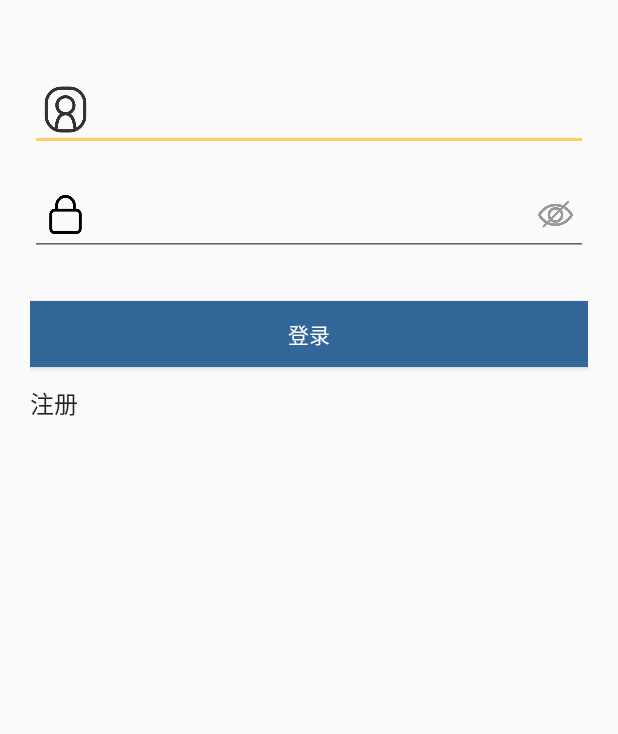
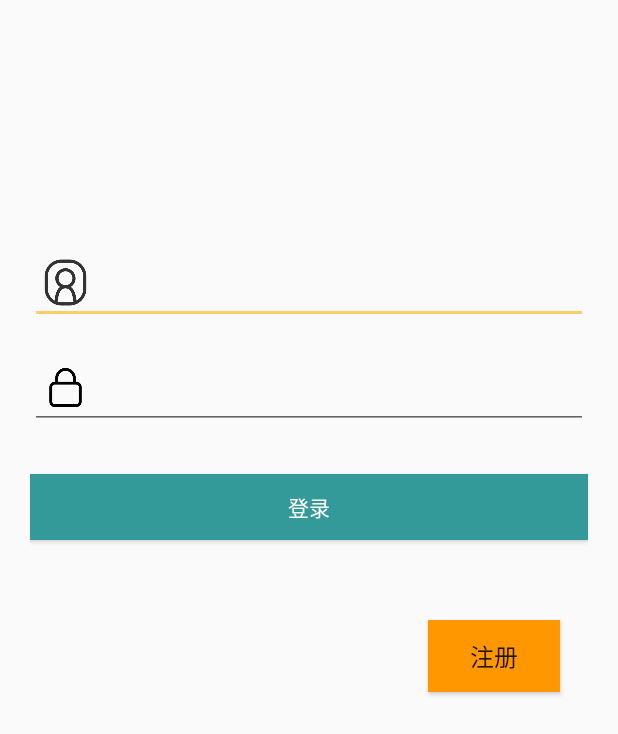
Before and after one commit to ACIUvU/nanuAPP, an Android app: the screen it shows after launch (MainActivity), on a phone screen of 412 x 824 dp. Shown: the top 734 px of the screen. Run offline under Robolectric (Android 15) with nearby library versions, the phone set to English and light mode, and no system bars; our stand-ins replace Volley.

Commit message:
修复bug

```diff
--- a/app/src/main/java/com/example/nanu/ImageGridActivity.java
+++ b/app/src/main/java/com/example/nanu/ImageGridActivity.java
@@ -30,10 +30,10 @@ import com.example.nanu.model.ImageItem;
 public class ImageGridActivity extends AppCompatActivity {
     public static final String EXTRA_IMAGE_LIST = "imagelist";
 
-    // ArrayList<Entity> dataList;//鐢ㄦ潵瑁呰浇鏁版嵁婧愮殑鍒楄〃
+    // ArrayList<Entity> dataList;//
     List<ImageItem> dataList;
     GridView gridView;
-    ImageGridAdapter adapter;// 鑷畾涔夌殑閫傞厤鍣�
+    ImageGridAdapter adapter;//
     AlbumHelper helper;
     Button bt;
     int LENGTH_LONG = 400;
--- a/app/src/main/java/com/example/nanu/MainActivity.java
+++ b/app/src/main/java/com/example/nanu/MainActivity.java
@@ -25,50 +25,36 @@ import android.widget.Toast;
 
 public class MainActivity extends AppCompatActivity implements HomeFragment.OnFragmentInteractionListener,
         DesignFragment.OnFragmentInteractionListener, com.example.nanu.MineFragment.OnFragmentInteractionListener,RecommodFragment.OnFragmentInteractionListener,AttentionFragment.OnFragmentInteractionListener{
-    private TextView mTextMessage;
-    private DatabaseHelper db;
+    //private TextView mTextMessage;
+    //private DatabaseHelper db;
     private RadioGroup rg_tab_bar;
-    private RadioButton rb_home;
+    private RadioButton rb_design;
     private HomeFragment homeFragment;
     private DesignFragment designFragment;
     private MineFragment mineFragment;
     private FragmentManager fManager;
 
-    // 在该方法传入一标志位标识是否要退出App & 关闭自身
-    //@Override
-    //protected void onNewIntent(Intent intent) {
-    //    super.onNewIntent(intent);
-    //    if (intent != null) {
-    // 是否退出App的标识
-    //        boolean isExitApp = intent.getBooleanExtra("exit", false);
-    //        if (isExitApp) {
-    // 关闭自身
-    //            this.finish();
-    //        }
-    //    }
-    //}
+
 
     @Override
     protected void onCreate(Bundle savedInstanceState) {
         super.onCreate(savedInstanceState);
 
-//        this.deleteDatabase("curiosity_db");
-
-        // 首先显示登录界面
+        // 显示登录界面
         setContentView(R.layout.user_login);
 
-        Button loginUserLogin = (Button)findViewById(R.id.loginUserLogin);
-        Button registerUserLogin = (Button)findViewById(R.id.registerUserLogin);
-        final EditText numberUserLogin = (EditText)findViewById(R.id.numberUserLogin);
-        final EditText passwordUserLogin = (EditText)findViewById(R.id.passwordUserLogin);
+        Button loginUserLogin = findViewById(R.id.loginUserLogin);
+        Button registerUserLogin = findViewById(R.id.registerUserLogin);
+        final EditText numberUserLogin = findViewById(R.id.numberUserLogin);
+        final EditText passwordUserLogin = findViewById(R.id.passwordUserLogin);
 
-        // 登录按钮
+        // 登录监听
         loginUserLogin.setOnClickListener(new View.OnClickListener(){
             @Override
             public void onClick(View view) {
-                if(isEmpty()==true){System.out.println("信息填写不完整");}
+                if(isEmpty()==true){System.out.println("请先填写登录信息");}
                 else{
-                    System.out.println("信息填写完整");
+                    System.out.println("信息填写完成");
 
                     String number = numberUserLogin.getText().toString().trim();
                     String password = passwordUserLogin.getText().toString().trim();
@@ -78,21 +64,23 @@ public class MainActivity extends AppCompatActivity implements HomeFragment.OnFr
                     userLogin.setNumber(number);
                     userLogin.setPassword(password);
 
+                    //数据库核查登录信息
                     int resUserLogin = SQLiteDB.getInstance(getApplicationContext()).queryUserLogin(number,password);
                     if(resUserLogin == 1){
-                        // 登录成功跳转到主页面
+                        // 登录成功后跳转到主页面
                         Toast.makeText(MainActivity.this,"登录成功",Toast.LENGTH_LONG).show();
                         setContentView(R.layout.activity_main);
 
                         // 这里写Fragment
                         fManager=getSupportFragmentManager();
                         rg_tab_bar = (RadioGroup)findViewById(R.id.rg_tab_bar);
+
                         //底部按钮监听
                         rg_tab_bar.setOnCheckedChangeListener(new TabOnCheckedChangeListener());
 
-                        rb_home = (RadioButton) findViewById(R.id.rb_home);
-                        //默认选择主页
-                        rb_home.setChecked(true);
+                        //默认主页
+                        rb_design = (RadioButton) findViewById(R.id.rb_design);
+                        rb_design.setChecked(true);
 
                     }else if(resUserLogin == 0){
                         // 用户名不存在
@@ -109,7 +97,7 @@ public class MainActivity extends AppCompatActivity implements HomeFragment.OnFr
         registerUserLogin.setOnClickListener(new View.OnClickListener(){
             @Override
             public void onClick(View view) {
-                // 跳转注册界面
+                // 跳转至注册界面
                 Intent intent = new Intent(MainActivity.this,UserRegisterActivity.class);
                 startActivity(intent);
             }
@@ -143,7 +131,6 @@ public class MainActivity extends AppCompatActivity implements HomeFragment.OnFr
 
     @Override
     public void onCheckedChanged(RadioGroup radioGroup, int i) {
-
     }
 
     //底部按钮监听的内部类
--- a/app/src/main/java/com/example/nanu/UserRegisterActivity.java
+++ b/app/src/main/java/com/example/nanu/UserRegisterActivity.java
@@ -11,7 +11,6 @@ import android.widget.Toast;
 
 import androidx.appcompat.app.AppCompatActivity;
 
-import com.example.nanu.R;
 import com.example.nanu.Database_helper.DatabaseHelper;
 import com.example.nanu.model.SQLiteDB;
 import com.example.nanu.model.UserLogin;
@@ -41,6 +40,7 @@ public class UserRegisterActivity extends AppCompatActivity {
                     userLogin.setNumber(number);
                     userLogin.setPassword(password);
 
+                    //待注册信息输入数据库进行核验
                     int resUserRegister = SQLiteDB.getInstance(getApplicationContext()).saveUserLogin(userLogin);
                     if( resUserRegister== 1){
                         // 注册成功
@@ -62,7 +62,7 @@ public class UserRegisterActivity extends AppCompatActivity {
         EditText number = findViewById(R.id.numberUserRegister);
         EditText password = findViewById(R.id.passwordUserRegister);
         if(TextUtils.isEmpty(number.getText()) || TextUtils.isEmpty(password.getText())){
-            Toast.makeText(UserRegisterActivity.this,"请完整填写",Toast.LENGTH_LONG).show();
+            Toast.makeText(UserRegisterActivity.this,"请完整填写注册信息",Toast.LENGTH_LONG).show();
             return true;
         }
         return false;
--- a/app/src/main/java/com/example/nanu/model/UserLogin.java
+++ b/app/src/main/java/com/example/nanu/model/UserLogin.java
@@ -14,6 +14,8 @@ public class UserLogin implements Serializable {
     public String password;
 
     public UserLogin(){ }
+
+    /*
     public UserLogin(int id,String number,String password ){
         super();
         this.number = number;
@@ -26,6 +28,8 @@ public class UserLogin implements Serializable {
             + COLUMN_NUMBER + "TEXT, "
             + COLUMN_PASSWORD + "TEXT, "
             + ")";
+
+     */
 
     // 获取登录信息
     public long getId(){ return id; }
--- a/app/src/main/res/layout/user_login.xml
+++ b/app/src/main/res/layout/user_login.xml
@@ -2,37 +2,41 @@
 <LinearLayout xmlns:android="http://schemas.android.com/apk/res/android"
     android:orientation="vertical" android:layout_width="match_parent"
     android:layout_height="match_parent">
+
     <RelativeLayout
+        android:id="@+id/login_layout"
         android:layout_width="fill_parent"
-        android:layout_height="wrap_content"
-        android:id="@+id/login_layout"
+        android:layout_height="577dp"
         android:layout_marginLeft="20dp"
         android:layout_marginRight="20dp"
         android:gravity="center">
 
         <FrameLayout
+            android:id="@+id/usename_layout"
             android:layout_width="fill_parent"
             android:layout_height="wrap_content"
-            android:id="@+id/usename_layout"
             android:layout_marginTop="55dp"
             android:gravity="center">
+
             <EditText
+                android:id="@+id/numberUserLogin"
                 android:layout_width="fill_parent"
                 android:layout_height="40dp"
-                android:id="@+id/numberUserLogin"
                 android:layout_marginTop="5dp"
                 android:inputType="number"
-                android:paddingRight="60dp"
                 android:maxLength="20"
-                android:paddingLeft="55dp"/>
+                android:paddingLeft="55dp"
+                android:paddingRight="60dp" />
+
             <ImageView
                 android:layout_width="31dp"
                 android:layout_height="35dp"
+                android:layout_gravity="left|center_horizontal"
                 android:layout_marginStart="8dp"
-                android:layout_gravity="left|center_horizontal"
+                android:layout_marginLeft="8dp"
                 android:src="@drawable/username"
-                android:layout_marginLeft="8dp"
-                android:visibility="visible"/>
+                android:visibility="visible" />
+
             <TextView
                 android:layout_width="40dp"
                 android:layout_height="50dp"
@@ -41,26 +45,18 @@
                 android:gravity="center"
                 android:text="+62"
                 android:textSize="18sp"
-                android:visibility="invisible"/>
-            <Button
-                android:layout_width="31dp"
-                android:layout_height="35dp"
-                android:id="@+id/bt_usename_clear"
-                android:layout_gravity="right|center_horizontal"
-                android:layout_marginRight="10dp"
-                android:background="@drawable/sw"
-                android:visibility="invisible"/>
-
+                android:visibility="invisible" />
 
 
         </FrameLayout>
+
         <FrameLayout
+            android:id="@+id/usecode_layout"
             android:layout_width="fill_parent"
             android:layout_height="wrap_content"
-            android:id="@+id/usecode_layout"
             android:layout_below="@id/usename_layout"
             android:layout_marginTop="6dp"
-            android:gravity="center" >
+            android:gravity="center">
 
             <EditText
                 android:id="@+id/passwordUserLogin"
@@ -74,26 +70,10 @@
             <ImageView
                 android:layout_width="31dp"
                 android:layout_height="35dp"
+                android:layout_gravity="left|center_vertical"
                 android:layout_marginStart="8dp"
-                android:layout_gravity="left|center_vertical"
-                android:src="@drawable/ss1"
-                android:layout_marginLeft="8dp" />
-            <Button
-                android:layout_width="23dp"
-                android:layout_height="23dp"
-                android:id="@+id/bt_pwd_eyes"
-                android:background="@drawable/noeye"
-                android:layout_gravity="right|center_vertical"
-                android:layout_marginRight="10dp"
-                />
-            <Button
-                android:layout_width="23dp"
-                android:layout_height="23dp"
-                android:id="@+id/bt_pwd_clear"
-                android:background="@drawable/sw"
-                android:visibility="invisible"
-                android:layout_gravity="right|center_vertical"
-                android:layout_marginRight="33dp"/>
+                android:layout_marginLeft="8dp"
+                android:src="@drawable/ss1" />
 
         </FrameLayout>
 
@@ -103,23 +83,26 @@
             android:layout_height="44dp"
             android:layout_below="@id/usecode_layout"
             android:layout_marginTop="30dp"
-            android:background="#ff336699"
-            android:textColor="@android:color/white"
+            android:background="#339999"
             android:gravity="center"
-            android:text="登录" />
+            android:text="登录"
+            android:textColor="@android:color/white" />
 
         <Button
             android:id="@+id/registerUserLogin"
             android:layout_width="wrap_content"
             android:layout_height="wrap_content"
+            android:layout_below="@+id/loginUserLogin"
             android:layout_alignLeft="@+id/loginUserLogin"
-            android:layout_below="@+id/loginUserLogin"
-            android:background="#00000000"
-            android:gravity="left|center_vertical"
+            android:layout_marginLeft="265dp"
+            android:layout_marginTop="53dp"
+            android:background="#FF9800"
+            android:gravity="center"
+
             android:text="注册"
             android:textSize="16sp"
             android:visibility="visible" />
 
 
     </RelativeLayout>
-    </LinearLayout>
+</LinearLayout>
```
Also changed, not shown: app/src/main/java/com/example/nanu/MineFragment.java (+2 -8 lines), app/src/main/java/com/example/nanu/RecommodData.java (deleted, +0 -44 lines), app/src/main/res/layout/activity_main.xml (+7 -6 lines), app/src/main/res/layout/user_register.xml (+24 -46 lines).
